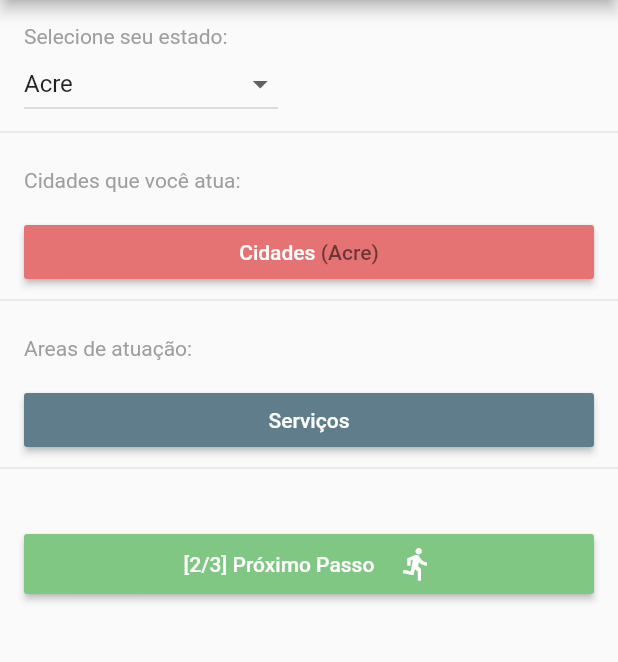
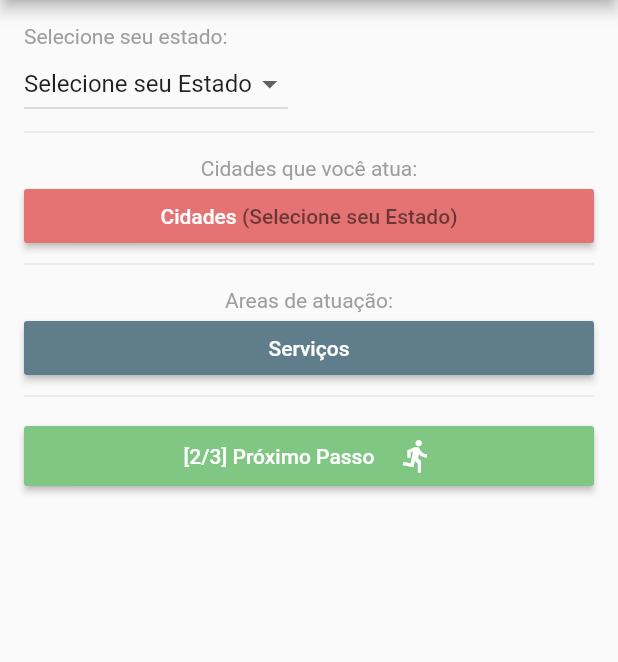
Before and after one commit to sc4v3ng3r/autonomosapp, a Flutter app: the Atuacao screen opened directly, on a phone screen of 412 x 824 dp, the part 84-746 px from its top. Run offline on Flutter 3.47's test engine with Material 2 defaults, Android fonts, the phone set to English and light mode, and no system bars; our stand-ins replace firebase_auth, firebase_database, flutter_masked_text, rxdart; missing offline and left inert: flutter_facebook_login; accounts and stored records are empty.

Commit message:
Incremento de novas classes no modelo de dados, Iniciado o processo de temporal de workaround do usuário logado através da classe Singleton UserRepository, Refatoração nas telas CadastroAutonomoPt1, Atuacao e FormasDePagamento. A classe Formas de pagamento ainda foi pouco refatorada, mas no geral está existindo muitos elementos desnecessários na árvore e um padding excessivogit add *git add * A disposição de alguns itens mudaram na tela de Atuacao, entretanto, da para arrumar depois.

```diff
--- a/lib/model/Estado.dart
+++ b/lib/model/Estado.dart
@@ -10,7 +10,7 @@ class Estado {
 
   Estado(this.nome);
 
-  Estado.fromJson(Map<String, dynamic> json) :
+  Estado.fromJson( Map<String, dynamic> json ) :
     //id = json[ID],
     //sigla = json[SIGLA],
     nome = json[NOME];
--- a/lib/ui/LoginScreen.dart
+++ b/lib/ui/LoginScreen.dart
@@ -1,3 +1,4 @@
+import 'package:autonos_app/utility/UserRepository.dart';
 import 'package:flutter/material.dart';
 import 'UserRegisterScreen.dart';
 import 'package:autonos_app/utility/InputValidator.dart';
@@ -419,6 +420,9 @@ class _LoginScreenState extends State<LoginScreen> {
         .then((firebaseUser) {
       FirebaseUserHelper.readUserAccountData(firebaseUser.uid).then((user) {
         print("LIDO ${user.name}  ${user.email}");
+        // TODO REPO INIT WORKAROUND
+        UserRepository rep = new UserRepository();
+        rep.currentUser = user;
 
         _goToLoggedScreen(context, user);
       }).catchError((onError) {
@@ -443,7 +447,7 @@ class _LoginScreenState extends State<LoginScreen> {
   }
 
   void cadastrar(BuildContext context) {
-    // POR ENQUANTO VOU DEIXAR ESSA NAVEGACAO MUITO LOUCA MESMO!
+
     if (Navigator.of(context).canPop()) {
       Navigator.of(context).pop();
     } else
--- a/lib/ui/MainScreen.dart
+++ b/lib/ui/MainScreen.dart
@@ -1,6 +1,7 @@
 import 'package:autonos_app/ui/ui_cadastro_autonomo/CadastroAutonomoPt1.dart';
 import 'package:autonos_app/ui/widget/RatingBar.dart';
 import 'package:autonos_app/model/User.dart';
+import 'package:autonos_app/utility/UserRepository.dart';
 import 'package:flutter/material.dart';
 import 'package:firebase_auth/firebase_auth.dart';
 import 'widget/UserAccountsHackedDrawerHeader.dart';
@@ -130,6 +131,11 @@ void _NavegaCadastroAutonomo(BuildContext context){
     _auth.signOut().then((_){
       //Navigator.pop(context);
       Navigator.pushReplacementNamed(context, '/loginScreen');
+
+      //TODO WORK AROUND USER REPOSITORY
+      UserRepository r = new UserRepository();
+      r.currentUser = null;
+
     }).catchError( (onError) {
       //Navigator.pop(context);
       Navigator.pushReplacementNamed(context, '/loginScreen');
--- a/lib/ui/ui_cadastro_autonomo/Atuacao.dart
+++ b/lib/ui/ui_cadastro_autonomo/Atuacao.dart
@@ -2,6 +2,7 @@ import 'package:autonos_app/ui/ui_cadastro_autonomo/FormasDePagamento.dart';
 import 'package:autonos_app/ui/ui_cadastro_autonomo/ListagemCidades.dart';
 import 'package:autonos_app/ui/ui_cadastro_autonomo/ListagemServicos.dart';
 import 'package:flutter/material.dart';
+import 'package:autonos_app/ui/widget/NextButton.dart';
 
 class Atuacao extends StatefulWidget {
   @override
@@ -9,31 +10,37 @@ class Atuacao extends StatefulWidget {
 }
 
 class AtuacaoState extends State<Atuacao> {
-
-  List _estados = [
-    "Acre",
-    "Amapá",
-    "Amazonas",
-    "Bahia",
-    "Brasilia",
-    "Ceará",
-    "Curitiba",
-    "Espirito Santo",
-    "Goiás",
-    "Macapa",
-    "Manaus",
-    "Mato Grosso do Sul",
-    "Minas Gerais",
-    "Paraná",
-    "Pernambuco",
-    "Pará",
-    "Rio Grande Do Norte",
-    "Rio Grande Do Sul",
-    "Rio de Janeiro",
-    "São Pauro",
-    "Santa Catarina",
-    "Sergipe",
-  ];
+  static const String KEY_NONE = "NONE";
+  static const Map<String, String> STATES = const {
+    KEY_NONE: "Selecione seu Estado",
+    "AC": "Acre",
+    "AL": "Alagoas",
+    "AM": "Amazonas",
+    "AP": "Amapá",
+    "BA": "Bahia",
+    "CE": "Ceará",
+    "DF": "Distrito Federal",
+    "ES": "Espírito Santo",
+    "GO": "Goiás",
+    "MA": "Maranhão",
+    "MG": "Minas Gerais",
+    "MS": "Mato Grosso do Sul",
+    "MT": "Mato Grosso",
+    "PA": "Pará",
+    "PB": "Paraíba",
+    "PE": "Pernambuco",
+    "PI": "Piauí",
+    "PR": "Paraná",
+    "RJ": "Rio de Janeiro",
+    "RN": "Rio Grande do Norte",
+    "RO": "Rondônia",
+    "RR": "Roraima",
+    "RS": "Rio Grande do Sul",
+    "SC": "Santa Catarina",
+    "SE": "Sergipe",
+    "SP": "São Paulo",
+    "TO": "Tocantins"
+  };
 
   var _cidadesBa = <String>[
     "Alagoinhas",
@@ -81,6 +88,7 @@ class AtuacaoState extends State<Atuacao> {
   List<DropdownMenuItem<String>> _dropDownMenuItem;
 
   String _estadoAtual;
+  final _VERTICAL_SEPARATOR = SizedBox(height: 8.0,);
 
   @override
   void initState() {
@@ -93,7 +101,7 @@ class AtuacaoState extends State<Atuacao> {
   List<DropdownMenuItem<String>> getDropDownMenuItem() {
     List<DropdownMenuItem<String>> itens = new List();
 
-    for (String estado in _estados) {
+    for (String estado in STATES.values) {
       itens.add(new DropdownMenuItem(value: estado, child: new Text(estado)));
     }
 
@@ -101,15 +109,23 @@ class AtuacaoState extends State<Atuacao> {
   }
 
   void changeDropDownItens(String estadoSelecionado) {
-    print("$estadoSelecionado selecionado");
+    if (_estadoAtual != estadoSelecionado) {
+      var key = STATES.keys.firstWhere((k) => STATES[k] == estadoSelecionado,
+          orElse: () => null);
+      print("$key $estadoSelecionado selecionado");
+      if (key != KEY_NONE) {
+        // TODO CARREGAR  lista de cidades do DB
         setState(() {
-      if(_estadoAtual!=estadoSelecionado){
           _cidadesSelcionadas.clear();
           _chipList.clear();
-      }
           _estadoAtual = estadoSelecionado;
         });
+      } else {
+        //desabilita o botão de cidades
       }
+    }
+  }
+
   void removeChip(String nomeChip) {
     _cidadesSelcionadas.remove(nomeChip);
     _trasnformaListaSelecionadoEmChip();
@@ -119,9 +135,10 @@ class AtuacaoState extends State<Atuacao> {
     _servicosSelecionados.remove(nomeChip);
     _trasnformaListaServicosSelecionadoEmChip();
   }
+
   void _trasnformaListaSelecionadoEmChip() {
     _chipList.clear();
-    if(_cidadesSelcionadas!=null)
+    if (_cidadesSelcionadas != null)
       for (String nomeCidade in _cidadesSelcionadas) {
         Chip chip = Chip(
           onDeleted: () {
@@ -140,9 +157,10 @@ class AtuacaoState extends State<Atuacao> {
         });
       }
   }
+
   void _trasnformaListaServicosSelecionadoEmChip() {
     _chipListServicos.clear();
-    if(_servicosSelecionados!=null)
+    if (_servicosSelecionados != null)
       for (String nomeServico in _servicosSelecionados) {
         Chip chip = Chip(
           onDeleted: () {
@@ -162,175 +180,129 @@ class AtuacaoState extends State<Atuacao> {
       }
   }
 
-  _navegarEEsperarLista(BuildContext context) async{
+  // TODO O que eh isso aqui!?????!!!!!
+  _navegarEEsperarLista(BuildContext context) async {
     List<String> cidadesSelecionadasAux = _cidadesSelcionadas;
-    _cidadesSelcionadas = await Navigator.of(context).push(
-        MaterialPageRoute(builder:
-            (BuildContext context) => ListagemCidades(
+    _cidadesSelcionadas = await Navigator.of(context).push(MaterialPageRoute(
+        builder: (BuildContext context) => ListagemCidades(
               cidadesConfirmadas: cidadesSelecionadasAux,
               cidades: _cidadesBa,
-          nome: _estadoAtual,)
-        )
-    );
-    if(_cidadesSelcionadas == null){
+              nome: _estadoAtual,
+            )));
+    if (_cidadesSelcionadas == null) {
       _cidadesSelcionadas = cidadesSelecionadasAux;
     }
     _trasnformaListaSelecionadoEmChip();
   }
 
-
-  _navegaEEseraListaDeServicos(BuildContext context) async{
+  // TODO WHAAATTT?????!!!
+  _navegaEEseraListaDeServicos(BuildContext context) async {
     List<String> servicosSelecionadoAux = _servicosSelecionados;
-    _servicosSelecionados = await Navigator.of(context).push(
-        MaterialPageRoute(builder: (BuildContext context) => ListagemServicos(
+    _servicosSelecionados = await Navigator.of(context).push(MaterialPageRoute(
+        builder: (BuildContext context) => ListagemServicos(
               servicosConfirmados: servicosSelecionadoAux,
               servicos: _servicos,
-        ))
-    );
-    if(_servicosSelecionados== null){
+            )));
+    if (_servicosSelecionados == null) {
       _servicosSelecionados = servicosSelecionadoAux;
     }
     _trasnformaListaServicosSelecionadoEmChip();
   }
 
-  List<Widget> _buildForm(BuildContext context) {
-    final estadoLabel = Padding(
-      padding: EdgeInsets.fromLTRB(16.0, 16.0, 16.0, .0),
-      child: Text(
-        'Selecione seu estado:',
-        style: TextStyle(color: Colors.grey),
-      ),
-    );
-//  Text('Insira o estado que você mora:');
+  Widget _buildForm(BuildContext context) {
 
-    final estados = Padding(
-      padding: EdgeInsets.symmetric(vertical: 0.0, horizontal: 16.0),
-      child: Row(
-        children: <Widget>[
+    final estadoLabel =Text('Selecione seu estado:', style: TextStyle(color: Colors.grey),);
+
+    final estados = Row( children: <Widget>[
       new DropdownButton(
           value: _estadoAtual,
           items: getDropDownMenuItem(),
           onChanged: changeDropDownItens),
         ],
-      ),
-//    ,new DropdownButton(
-//          value: _estadoAtual,
-//          items: getDropDownMenuItem(),
-//          onChanged: changeDropDownItens),
       );
 
-    final cidadeLabel = Padding(
-      padding: EdgeInsets.fromLTRB(16.0, 16.0, 16.0, .0),
-      child: Text(
-        'Cidades que você atua:',
+    final cidadeLabel = Text('Cidades que você atua:',
       style: TextStyle(color: Colors.grey),
-      ),
-    );
+      maxLines: 1,
+      textAlign: TextAlign.center,);
 
-    final buttonListCidades = Padding(
-      padding: EdgeInsets.fromLTRB(16.0, 16.0, 16.0, .0),
-      child: RaisedButton(
+    final buttonListCidades = RaisedButton(
             color: Colors.red[300],
             child: Row(
               mainAxisAlignment: MainAxisAlignment.center,
               children: <Widget>[
-            Text('Cidades ', style: TextStyle(color: Colors.white),),
-            Text('($_estadoAtual)', style: TextStyle(color: Colors.black54),),
+                Text(
+                  'Cidades ',
+                  style: TextStyle(color: Colors.white),
+                ),
+                Text(
+                  '($_estadoAtual)',
+                  style: TextStyle(color: Colors.black54),
+                ),
               ],
             ),
-          onPressed: (){
+            onPressed: () {
               _navegarEEsperarLista(context);
-          })
+            }
             );
 
     final listChip = Padding(
-        padding: EdgeInsets.symmetric(horizontal: 16.0),
+        padding: EdgeInsets.symmetric(horizontal: 8.0),
         child: Wrap(children: _chipList));
 
-    final areasDeAtuacaoLabel = Padding(
-      padding: EdgeInsets.fromLTRB(16.0, 16.0, 16.0, 0.0),
+    final areasDeAtuacaoLabel = Text(
+      'Areas de atuação:',
+      style: TextStyle(color: Colors.grey,),
+      maxLines: 1,
+      textAlign: TextAlign.center,);
+
+    final buttonListServico = RaisedButton(
           child: Text(
-        'Areas de atuação:',
-        style: TextStyle(color: Colors.grey),
+            'Serviços',
+            style: TextStyle(color: Colors.white),
           ),
-    );
-    final buttonListServico = Padding(
-      padding: EdgeInsets.fromLTRB(16.0, 16.0, 16.0, .0),
-      child:
-          RaisedButton(
-            child: Text('Serviços',style: TextStyle(color: Colors.white),),
           color: Colors.blueGrey,
           onPressed: () {
             _navegaEEseraListaDeServicos(context);
-//              Navigator.of(context).push(
-//               MaterialPageRoute(builder: (BuildContext context) =>ListagemServicos(
-//                 servicos: _servicos,
-//               ))
-//              );
           },
-
-          )
-
-    );
-    final listChipServico =Padding(
-        padding: EdgeInsets.symmetric(horizontal: 16.0),
-        child: Wrap(children: _chipListServicos)
         );
 
-    final buttonNext = Padding(
-      padding: EdgeInsets.symmetric(horizontal: 16.0, vertical: 32.0),
-      child: RaisedButton(
-        padding: EdgeInsets.fromLTRB(.0, 8.0, .0, 8.0),
-        onPressed: (){
+    final listChipServico = Padding(
+      padding: EdgeInsets.symmetric(horizontal: 8.0),
+      child:  Wrap( children: _chipListServicos,));
 
-          Navigator.of(context).push(
-              MaterialPageRoute(builder: (BuildContext context) => FormaDePagamento())
-          );
+    final nxButton = NextButton(
+      buttonColor: Colors.green[300],
+      text: '[2/3] Próximo Passo',
+      textColor: Colors.white,
+      callback: () {
+        Navigator.of(context).push(MaterialPageRoute(
+            builder: (BuildContext context) => FormaDePagamento()));
       },
-        color: Colors.green[300],
-        child: Row(
-          mainAxisAlignment: MainAxisAlignment.center,
-          children: <Widget>[
-            Padding(
-              padding: EdgeInsets.symmetric(horizontal: 8.0),
-              child: Text(
-                '[2/3] Próximo Passo',
-                style: TextStyle(color: Colors.white),
-              ),
-            ),
-            Padding(
-              padding: EdgeInsets.symmetric(horizontal: 8.0),
-              child: Icon(Icons.directions_run, color: Colors.white,),
-            ),
-          ],
-        ),
-      ),
     );
 
-
-
-    final form = Form(
-        child: ListView(
+    return ListView(
+      shrinkWrap: true,
       children: <Widget>[
         estadoLabel,
         estados,
         Divider(),
+        _VERTICAL_SEPARATOR,
         cidadeLabel,
         buttonListCidades,
         listChip,
         Divider(),
+        _VERTICAL_SEPARATOR,
         areasDeAtuacaoLabel,
         buttonListServico,
         listChipServico,
         Divider(),
-            buttonNext,
+        _VERTICAL_SEPARATOR,
+        nxButton,
       ],
-        ));
-    var list = new List<Widget>();
-    list.add(form);
+    );
+  }
 
-    return list;
-  }
   @override
   Widget build(BuildContext context) {
     return Scaffold(
@@ -342,9 +314,11 @@ class AtuacaoState extends State<Atuacao> {
         backgroundColor: Colors.white,
         iconTheme: IconThemeData(color: Colors.red[300]),
       ),
-        body: new Stack(
-//          alignment: AlignmentDirectional(16.0, 16.0),
-          children: _buildForm(context),
-        ));
+      body: Padding(
+        padding: EdgeInsets.fromLTRB(16.0, 16.0, 16.0, .0),
+        child: _buildForm(context),),
+    );
   }
+
 }
+// ,
--- a/lib/ui/ui_cadastro_autonomo/PerfilDetalhe.dart
+++ b/lib/ui/ui_cadastro_autonomo/PerfilDetalhe.dart
@@ -12,7 +12,6 @@ class PerfilDetalheState extends State<PerfilDetalhe> {
   );
 
   List _estados = [
-    "Acre",
     "Amapá",
     "Amazonas",
     "Bahia",
@@ -35,6 +34,7 @@ class PerfilDetalheState extends State<PerfilDetalhe> {
     "Santa Catarina",
     "Sergipe",
   ];
+
   List _cidadesBa = [
     "Amelia Rodrigues",
     "Baixios",
@@ -95,10 +95,13 @@ class PerfilDetalheState extends State<PerfilDetalhe> {
   }
 
   List<DropdownMenuItem<String>> getDropDownMenuItem() {
-    List<DropdownMenuItem<String>> itens = new List();
+    List<DropdownMenuItem<String>> itens =  new List();
 
     for (String estado in _estados) {
-      itens.add(new DropdownMenuItem(value: estado, child: new Text(estado)));
+      itens.add(new DropdownMenuItem(
+          value: estado,
+          child: new Text(estado))
+      );
     }
 
     return itens;
@@ -115,6 +118,7 @@ class PerfilDetalheState extends State<PerfilDetalhe> {
   }
 
   void changeDropDownItens(String estadoSelecionado) {
+
     print("$estadoSelecionado selecionado");
     setState(() {
       if (estadoSelecionado == "Bahia") {
@@ -219,6 +223,7 @@ class PerfilDetalheState extends State<PerfilDetalhe> {
               value: _estadoAtual,
               items: getDropDownMenuItem(),
               onChanged: changeDropDownItens),
+
         ],
       ),
 //    ,new DropdownButton(
--- /dev/null
+++ b/lib/ui/widget/NextButton.dart
@@ -0,0 +1,49 @@
+import 'package:flutter/material.dart';
+
+//TODO ESSE WIDGET PODE SER STATELESS
+class NextButton extends StatefulWidget {
+
+  final String _text;
+  final Color _buttonColor;
+  final Color _textColor;
+  final Function _callback;
+
+  NextButton( { String text = "Button", Color textColor = Colors.white,
+                Color buttonColor = Colors.green,  @required Function callback} ) :
+        _text = text,
+        _textColor = textColor,
+        _buttonColor = buttonColor,
+        _callback = callback;
+
+  @override
+  State createState() => _NextButtonState();
+}
+
+class _NextButtonState extends State<NextButton> {
+
+  @override
+  Widget build(BuildContext context) {
+    return RaisedButton(
+        padding: EdgeInsets.fromLTRB(.0, 8.0, .0, 8.0),
+        onPressed: this.widget._callback,
+        color: this.widget._buttonColor,
+        child: Row(
+          mainAxisAlignment: MainAxisAlignment.center,
+          children: <Widget>[
+            Padding(
+              padding: EdgeInsets.symmetric(horizontal: 8.0),
+              child: Text(
+                widget._text,
+                style: TextStyle(color: widget._textColor),
+              ),
+            ),
+            Padding(
+              padding: EdgeInsets.symmetric(horizontal: 8.0),
+              child: Icon(Icons.directions_run, color: Colors.white,),
+            ),
+          ],
+        ),
+    );
+  }
+
+}
```
Also changed, not shown: lib/model/ProfissionalData.dart (added, +53 -0 lines), lib/model/User.dart (+6 -1 lines), lib/ui/ui_cadastro_autonomo/CadastroAutonomoPt1.dart (+12 -29 lines), lib/ui/ui_cadastro_autonomo/FormasDePagamento.dart (+16 -20 lines), lib/utility/UserRepository.dart (added, +13 -0 lines). Lines whose indentation alone changed are shown as unchanged.
